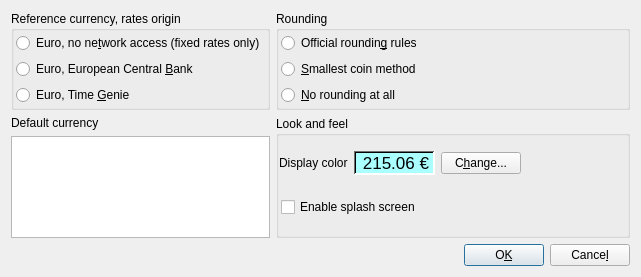
The window that keurocalc/settingsdialog.ui (KDE/keurocalc) describes before a commit, drawn with Qt 5.
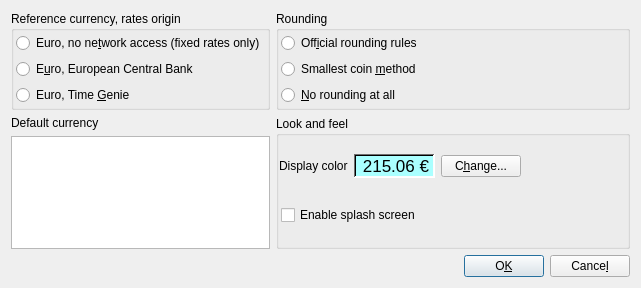
The same window after the commit.

Commit message:
no-op open&save .ui files
Open & save the .ui files with no additional changes, so further changes
will be easier to review.

The edit to the form file:
```diff
--- a/keurocalc/settingsdialog.ui
+++ b/keurocalc/settingsdialog.ui
@@ -7,7 +7,7 @@
     <x>0</x>
     <y>0</y>
     <width>641</width>
-    <height>277</height>
+    <height>288</height>
    </rect>
   </property>
   <property name="windowTitle">
@@ -84,7 +84,7 @@
          <font/>
         </property>
         <property name="text">
-         <string>Euro, European Central &amp;Bank</string>
+         <string>E&amp;uro, European Central Bank</string>
         </property>
         <property name="checked">
          <bool>false</bool>
@@ -128,7 +128,7 @@
          <font/>
         </property>
         <property name="text">
-         <string>Official roundin&amp;g rules</string>
+         <string>Off&amp;icial rounding rules</string>
         </property>
        </widget>
       </item>
@@ -138,7 +138,7 @@
          <font/>
         </property>
         <property name="text">
-         <string>&amp;Smallest coin method</string>
+         <string>Smallest coin &amp;method</string>
         </property>
        </widget>
       </item>
```
Left out of the diff: 90 changed lines with no effect on the pictures. The commit also changes 1 other file.
